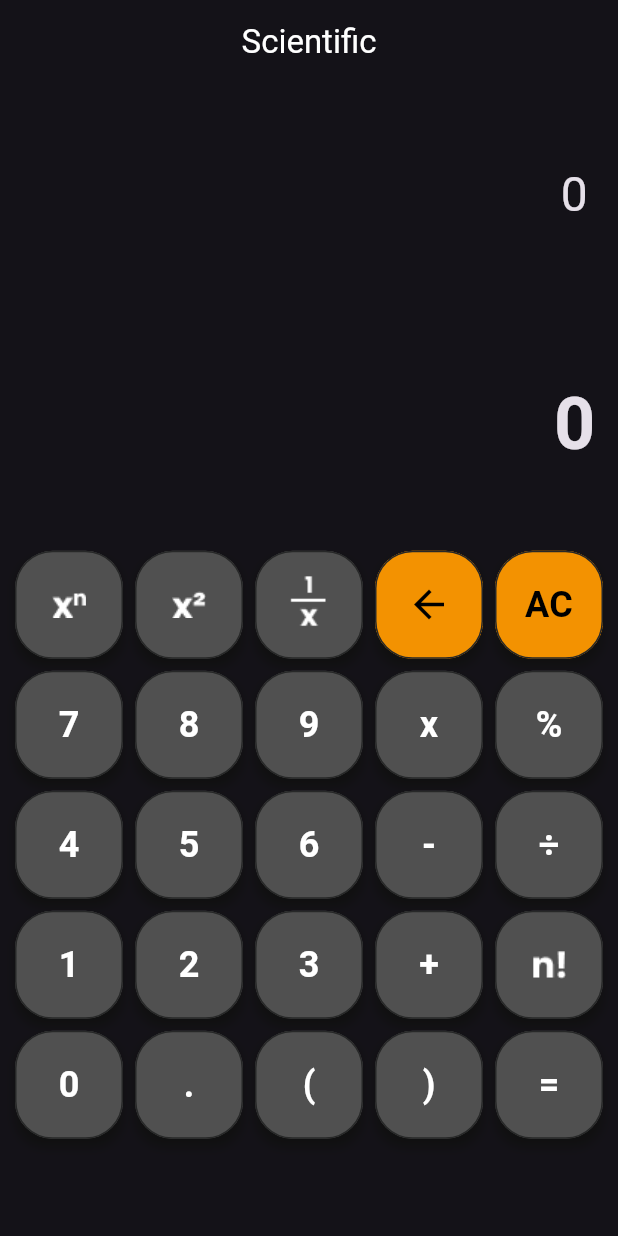
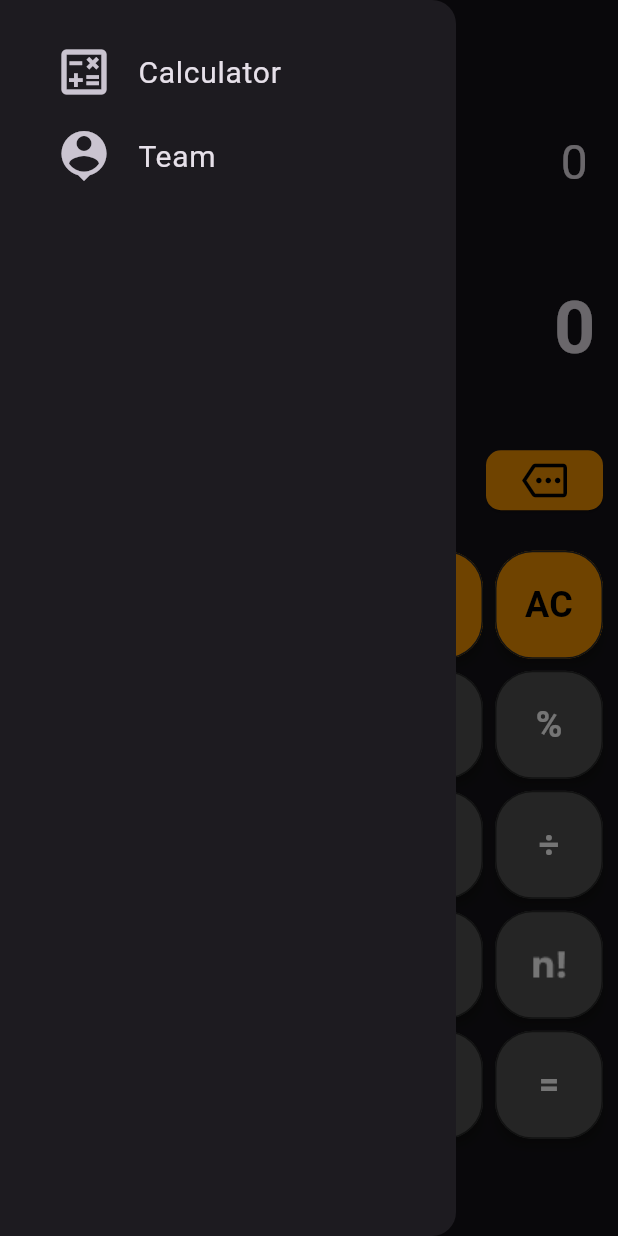
Before and after one commit to Sonlong1012/-n-A, a Flutter app: the screen it shows after launch, with the side drawer open (before the commit the screen has no drawer), on a phone screen of 412 x 824 dp. Run offline on Flutter 3.47's test engine with Material 3 defaults, Android fonts, the phone set to English and light mode, and no system bars; our stand-ins replace math_expressions.

Commit message:
sidebar-calculator

```diff
--- a/lib/buttons_values.dart
+++ b/lib/buttons_values.dart
@@ -27,6 +27,10 @@ class Btn {
   static const String n8 = "8";
   static const String n9 = "9";
 
+  static const String tan = "tan";
+  static const String sin = "sin";
+  static const String cos = "cos";
+
   static const List<String> buttonValues = [
     powerXn,
     squareX,
@@ -54,4 +58,10 @@ class Btn {
     rightParenthesis,
     calculate,
   ];
+
+  static const List<String> buttonValues2 = [
+    tan,
+    sin,
+    cos,
+  ];
 }
--- a/lib/calculator.dart
+++ b/lib/calculator.dart
@@ -1,7 +1,9 @@
 import 'package:calculator_2sd/buttons_values.dart';
 import 'package:flutter/material.dart';
-import 'dart:math' as math;
+import 'package:flutter/widgets.dart';
+// import 'dart:math' as math;
 import 'package:math_expressions/math_expressions.dart';
+import 'package:calculator_2sd/navbar.dart';
 
 class Calculator extends StatefulWidget {
   const Calculator({super.key});
@@ -13,6 +15,7 @@ class _CalculatorState extends State<Calculator> {
   String result = "0";
   String equation = "0";
   String expression = "";
+  bool buttonChange = false;
   // void testValue(String value) {
   //   result = value;
   //   setState(() {});
@@ -22,8 +25,10 @@ class _CalculatorState extends State<Calculator> {
   Widget build(BuildContext context) {
     return SafeArea(
         child: Scaffold(
+      drawer: const Navbar(),
       appBar: AppBar(
-        title: const Center(
+        title: const Padding(
+          padding: EdgeInsets.only(left: 100),
           child: Text(
             "Scientific",
             style: TextStyle(color: Colors.white),
@@ -45,7 +50,7 @@ class _CalculatorState extends State<Calculator> {
     ));
   }
 
-  // statement vs rusult
+  // statement vs rusult vs button change
   Widget resultWidget() {
     return Column(
       mainAxisSize: MainAxisSize.max,
@@ -66,22 +71,60 @@ class _CalculatorState extends State<Calculator> {
             result,
             style: const TextStyle(fontSize: 48, fontWeight: FontWeight.bold),
           ),
-        )
+        ),
+        Padding(
+          padding: const EdgeInsets.all(10.0),
+          child: Row(
+            mainAxisAlignment: MainAxisAlignment.end,
+            children: [
+              ElevatedButton(
+                  style: ElevatedButton.styleFrom(
+                      backgroundColor: const Color.fromARGB(255, 243, 146, 1),
+                      shape: RoundedRectangleBorder(
+                          borderRadius: BorderRadius.circular(10))),
+                  onPressed: () => {
+                        setState(() {
+                          buttonChange =
+                              !buttonChange; // Toggle the value of buttonChange
+                        })
+                      },
+                  child: const Icon(
+                    Icons.more_outlined,
+                    color: Colors.black,
+                    size: 30,
+                  ))
+            ],
+          ),
+        ),
       ],
     );
   }
 
-  // Button values
+  // Map Button values
   Widget buttonValues() {
-    return Wrap(
-      children: Btn.buttonValues
+    return Wrap(children: mapButton());
+  }
+
+  mapButton() {
+    if (buttonChange) {
+      var newList = List.from(Btn.buttonValues);
+      newList.replaceRange(0, 3, [Btn.tan, Btn.sin, Btn.cos]);
+      return newList
           .map((value) => SizedBox(
                 width: 80,
                 height: 80,
                 child: buildButton(value),
               ))
-          .toList(),
-    );
+          .toList();
+    } else {
+      return Btn.buttonValues
+          .map((value) => SizedBox(
+                width: 80,
+                height: 80,
+                child: buildButton(value),
+              ))
+          .toList();
+    }
   }
 
   // Build Button
--- /dev/null
+++ b/lib/navbar.dart
@@ -0,0 +1,46 @@
+import 'package:calculator_2sd/calculator.dart';
+import 'package:calculator_2sd/myteam.dart';
+import 'package:flutter/material.dart';
+
+class Navbar extends StatelessWidget {
+  const Navbar({super.key});
+
+  @override
+  Widget build(BuildContext context) {
+    return Drawer(
+      child: Padding(
+        padding: const EdgeInsets.all(20.0),
+        child: ListView(
+          children: [
+            ListTile(
+              leading: const Icon(
+                Icons.calculate_outlined,
+                size: 40,
+              ),
+              title: const Text(
+                'Calculator',
+                style: TextStyle(
+                  fontSize: 20,
+                ),
+              ),
+              onTap: () => Navigator.push(context,
+                  MaterialPageRoute(builder: (context) => const Calculator())),
+            ),
+            ListTile(
+              leading: const Icon(
+                Icons.person_pin,
+                size: 40,
+              ),
+              title: const Text(
+                'Team',
+                style: TextStyle(fontSize: 20),
+              ),
+              onTap: () => Navigator.push(context,
+                  MaterialPageRoute(builder: (context) => const MyTeam())),
+            )
+          ],
+        ),
+      ),
+    );
+  }
+}
--- a/pubspec.yaml
+++ b/pubspec.yaml
@@ -35,6 +35,7 @@ dependencies:
   # Use with the CupertinoIcons class for iOS style icons.
   cupertino_icons: ^1.0.6
   math_expressions: ^2.4.0
+  sidebarx: ^0.17.1
 
 dev_dependencies:
   flutter_test:
@@ -64,6 +65,9 @@ flutter:
     - assets/images/perX.png
     - assets/images/n!.png
     - assets/images/xn.png
+    - assets/images/corgi.jpg
+    - assets/images/cat.jpg
+
     # - images/a_dot_ham.jpeg
 
   # An image asset can refer to one or more resolution-specific "variants", see
```
Also changed, not shown: lib/myteam.dart (added, +138 -0 lines), assets/images/cat.jpg (added), assets/images/corgi.jpg (added), pubspec.lock.
